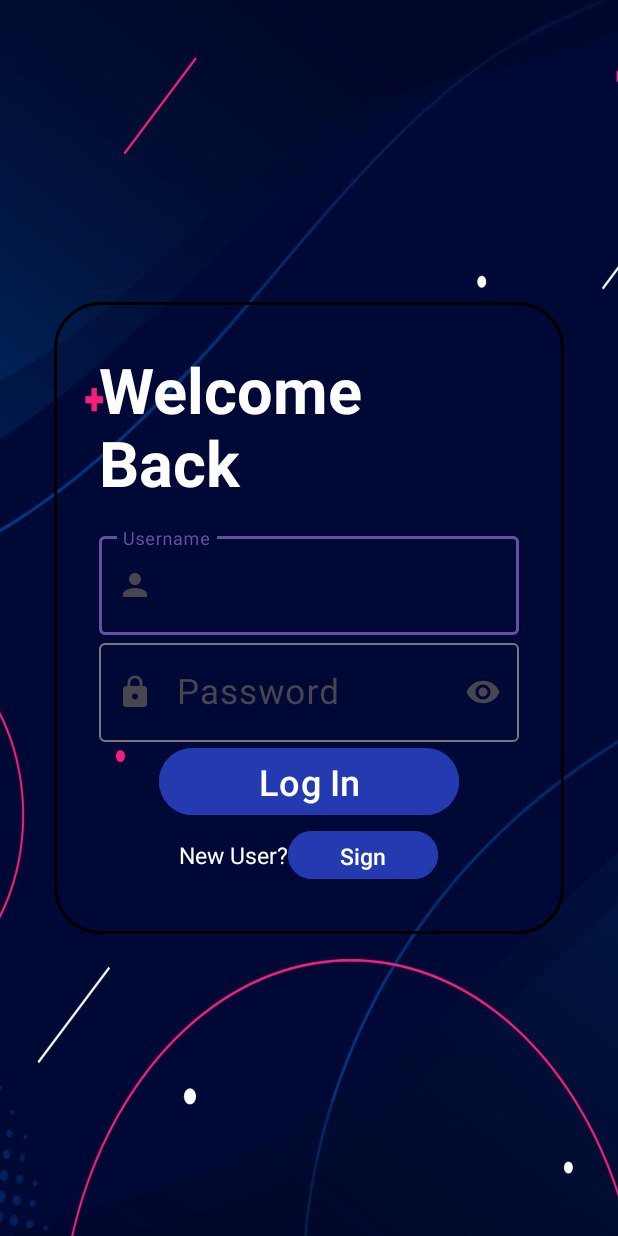
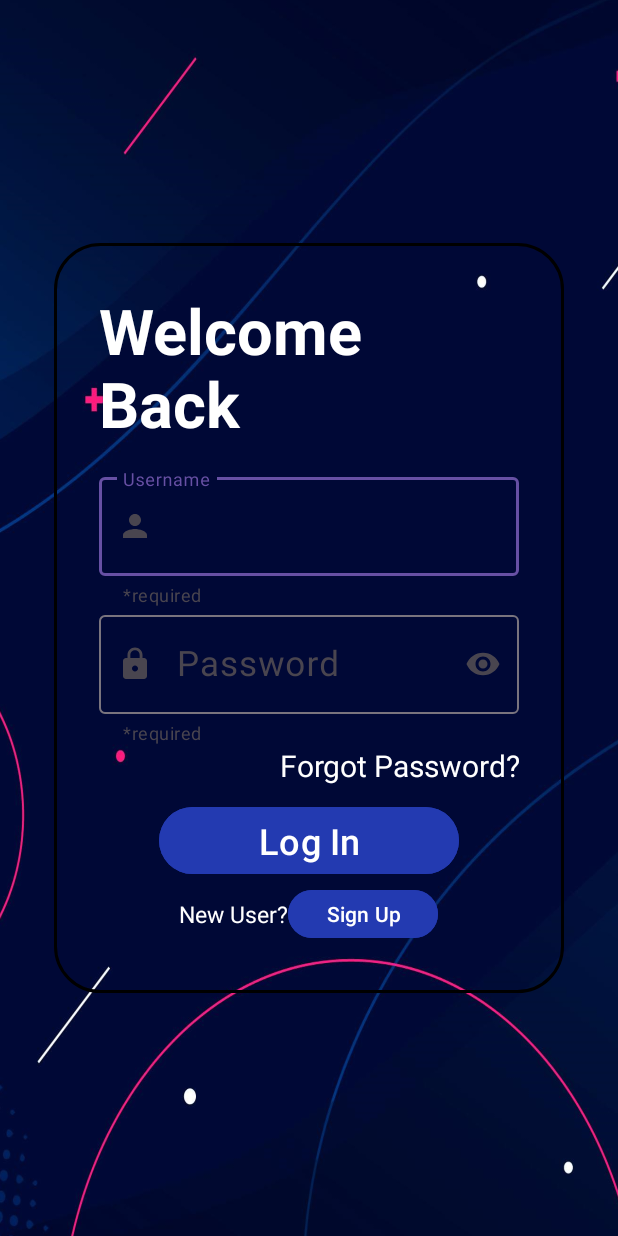
Before and after one commit to dhaliwal918/ContactManager, an Android app: the LogInActivity screen opened directly, with no data from a screen before it, on a phone screen of 412 x 824 dp. Run offline under Robolectric (Android 15) with nearby library versions, the light colour scheme and no system bars; our stand-ins replace Firebase (no records; nobody signed in at launch, a user with empty details on screens opened directly).

Commit message:
Small changes to UI

```diff
--- a/app/src/main/AndroidManifest.xml
+++ b/app/src/main/AndroidManifest.xml
@@ -12,6 +12,9 @@
         android:supportsRtl="true"
         android:theme="@style/Theme.ContactManager"
         tools:targetApi="31">
+        <activity
+            android:name=".Forgot_Password_Activity"
+            android:exported="false" />
         <activity
             android:name=".FindContactActivity"
             android:exported="false" />
--- a/app/src/main/res/layout/activity_log_in.xml
+++ b/app/src/main/res/layout/activity_log_in.xml
@@ -34,6 +34,7 @@
         <com.google.android.material.textfield.TextInputLayout
             android:layout_width="match_parent"
             android:layout_height="match_parent"
+            app:helperText="*required"
             app:startIconDrawable="@drawable/baseline_person_24">
 
             <EditText
@@ -52,6 +53,7 @@
             android:layout_width="match_parent"
             android:layout_height="match_parent"
             app:endIconMode="password_toggle"
+            app:helperText="*required"
             app:startIconDrawable="@drawable/baseline_lock_24">
 
             <EditText
@@ -65,6 +67,17 @@
                 android:hint="@string/password" />
 
         </com.google.android.material.textfield.TextInputLayout>
+
+        <TextView
+            android:id="@+id/txtForgotPassword"
+            android:layout_width="match_parent"
+            android:layout_gravity="center"
+            android:gravity="end"
+            android:layout_height="match_parent"
+            android:textSize="20sp"
+            android:layout_marginBottom="10sp"
+            android:textColor="@color/white"
+            android:text="@string/forgot_password" />
 
         <Button
             android:id="@+id/btnLogIn"
@@ -101,8 +114,8 @@
                 android:layout_height="40sp"
                 android:backgroundTint="#233AB1"
                 android:textColor="@color/white"
-                android:textSize="15sp"
-                android:text="Sign Up" />
+                android:textSize="14sp"
+                android:text="@string/sign_up" />
         </LinearLayout>
 
 
--- a/app/src/main/res/values/strings.xml
+++ b/app/src/main/res/values/strings.xml
@@ -16,4 +16,6 @@
     <string name="phone_number">Phone number</string>
     <string name="name">Name</string>
     <string name="find">Find</string>
+    <string name="forgot_password">Forgot Password?</string>
+    <string name="sign_up">Sign Up</string>
 </resources>
```
Also changed, not shown: app/src/main/java/com/example/contactmanager/Forgot_Password_Activity.kt (added, +20 -0 lines), app/src/main/res/layout/activity_forgot_password.xml (added, +10 -0 lines).
